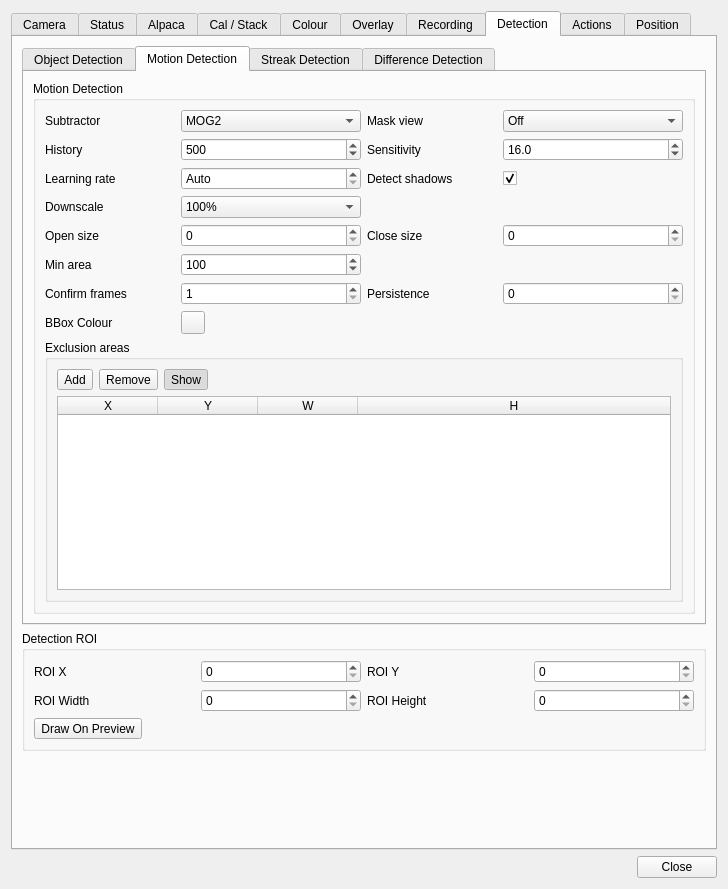
Before: the Qt Designer form plugins/feature/camera/camerasettingsdialog.ui in srcejon/sdrangel, drawn with Qt 5.
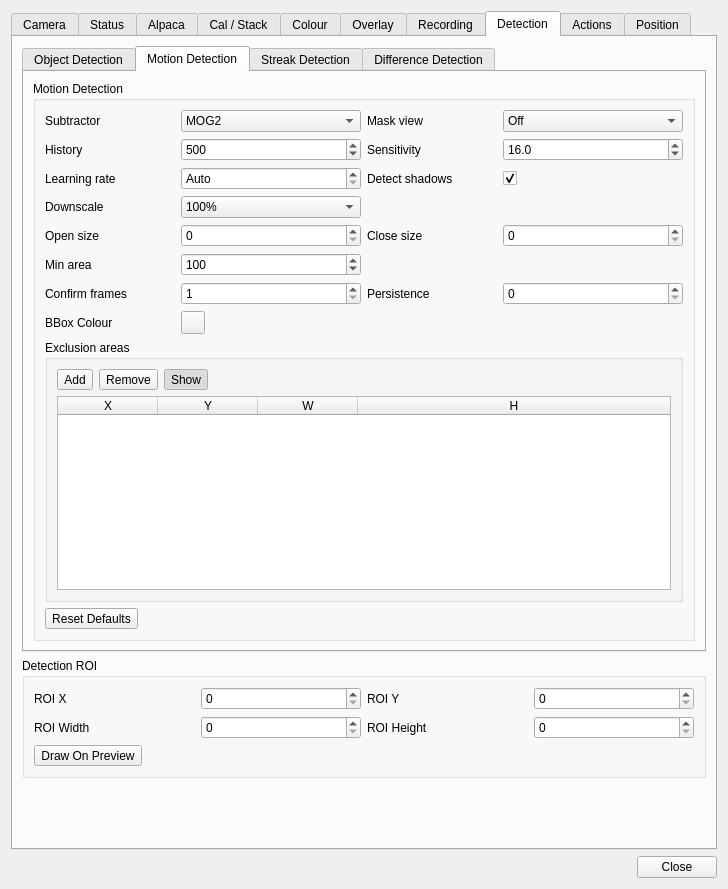
After: the same form once the commit is applied. The open tabs and pages were chosen to show the change. Icons and pictures are not drawn.

Commit message: Move camera detection reset to detection tab

What changed in the file:
```diff
--- a/plugins/feature/camera/camerasettingsdialog.ui
+++ b/plugins/feature/camera/camerasettingsdialog.ui
@@ -4155,6 +4155,16 @@
                 </property>
                </widget>
               </item>
+              <item row="9" column="0" colspan="4">
+               <widget class="QToolButton" name="detectionResetDefaultsButton">
+                <property name="toolTip">
+                 <string>Reset motion, streak, difference, and ROI detection settings to their defaults</string>
+                </property>
+                <property name="text">
+                 <string>Reset Defaults</string>
+                </property>
+               </widget>
+              </item>
              </layout>
             </widget>
            </item>
```
The commit also changes 4 other files.
